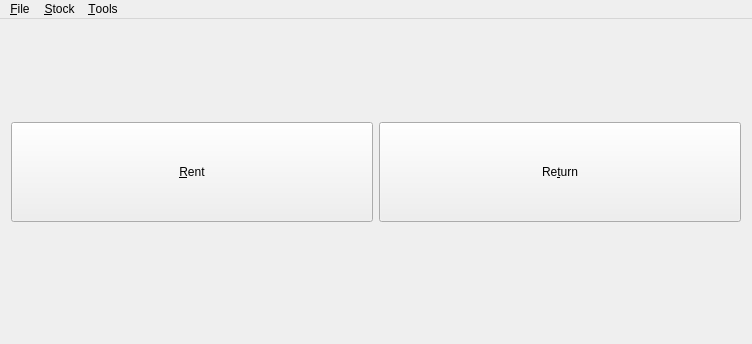
Old version of the form mainwindow.ui in the repository RoskildeSkiklub/ssfh.
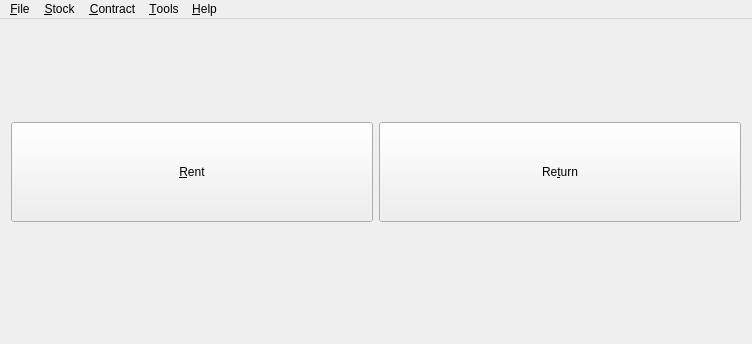
New version of the form.

Commit message: Added about box and action for showing parked contracts

```diff
--- a/mainwindow.ui
+++ b/mainwindow.ui
@@ -76,9 +76,23 @@
     </property>
     <addaction name="action_Print_Command_Sheet"/>
    </widget>
+   <widget class="QMenu" name="menu_Contract">
+    <property name="title">
+     <string>&amp;Contract</string>
+    </property>
+    <addaction name="action_Parked_Contracts"/>
+   </widget>
+   <widget class="QMenu" name="menu_Help">
+    <property name="title">
+     <string>&amp;Help</string>
+    </property>
+    <addaction name="action_About"/>
+   </widget>
    <addaction name="menu_File"/>
    <addaction name="menu_Stock"/>
+   <addaction name="menu_Contract"/>
    <addaction name="menu_Tools"/>
+   <addaction name="menu_Help"/>
   </widget>
   <widget class="QStatusBar" name="statusBar">
    <property name="sizeGripEnabled">
```
Left out of the diff: 10 changed lines with no effect on the pictures. The commit also changes 3 other files.
